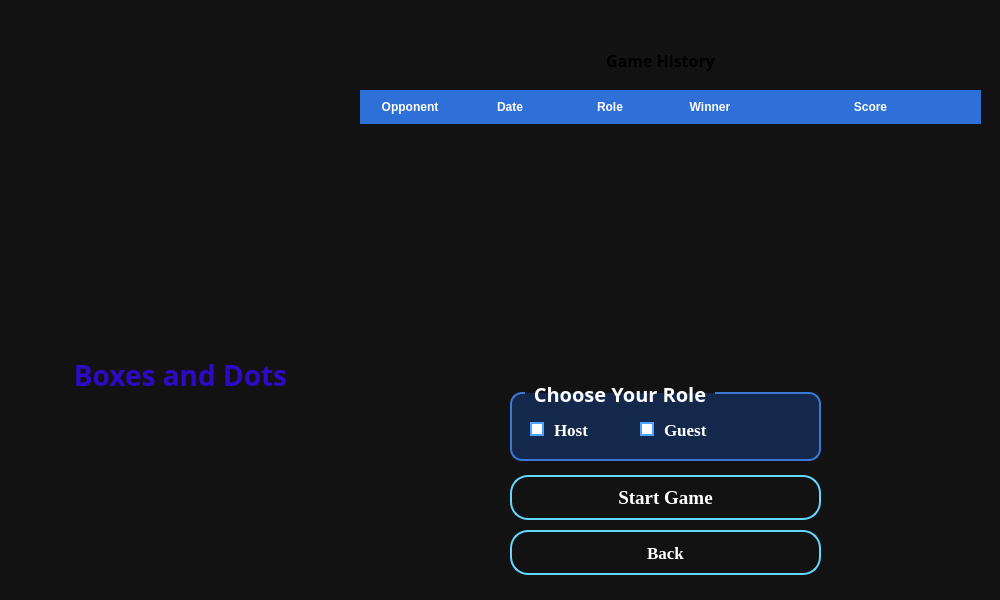
This is Platwo/gamewindow.ui in Carbon-128X/Capollo-PlaTwo as Qt 5 draws it before an edit. The edited form follows.
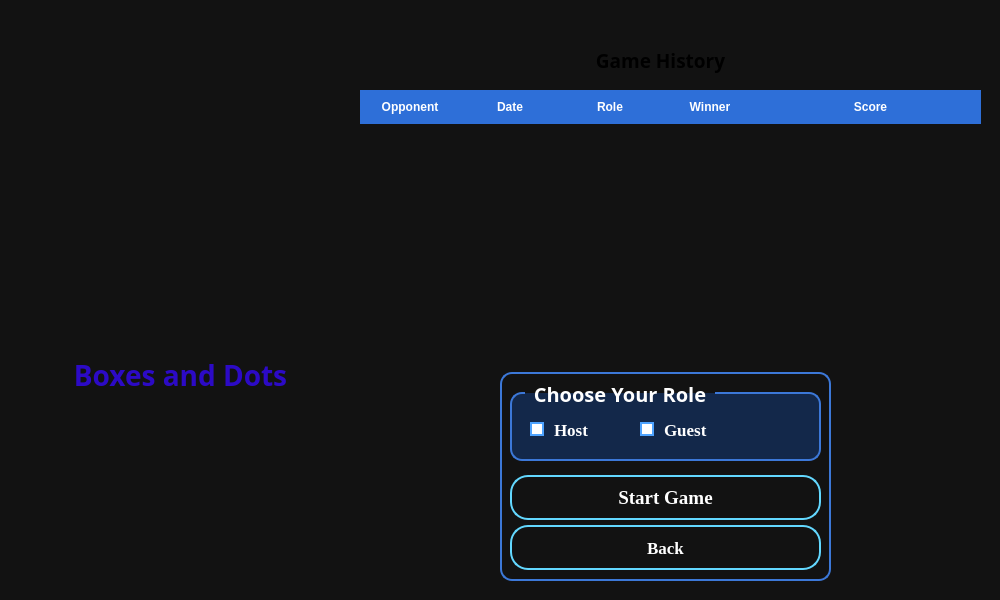
This is the edited form.

Diff of the .ui file:
```diff
--- a/Platwo/gamewindow.ui
+++ b/Platwo/gamewindow.ui
@@ -169,7 +169,7 @@
    <property name="font">
     <font>
      <family>Kristen ITC</family>
-     <pointsize>12</pointsize>
+     <pointsize>14</pointsize>
      <bold>true</bold>
      <kerning>true</kerning>
     </font>
@@ -200,7 +200,7 @@
      <x>360</x>
      <y>90</y>
      <width>621</width>
-     <height>251</height>
+     <height>231</height>
     </rect>
    </property>
    <property name="font">
@@ -469,7 +469,7 @@
    <property name="geometry">
     <rect>
      <x>510</x>
-     <y>530</y>
+     <y>525</y>
      <width>311</width>
      <height>45</height>
     </rect>
@@ -552,6 +552,60 @@
     <set>Qt::AlignmentFlag::AlignCenter</set>
    </property>
   </widget>
+  <widget class="QGroupBox" name="connectionGroupBox_2">
+   <property name="geometry">
+    <rect>
+     <x>500</x>
+     <y>360</y>
+     <width>331</width>
+     <height>221</height>
+    </rect>
+   </property>
+   <property name="font">
+    <font>
+     <family>Sitka Text</family>
+     <pointsize>-1</pointsize>
+     <bold>true</bold>
+    </font>
+   </property>
+   <property name="styleSheet">
+    <string notr="true">QGroupBox{
+   color: qlineargradient(
+        x1:0, y1:0,
+        x2:1, y2:1,
+        stop:0 #FFFFFF,
+        stop:0.35 #E8FFFF,
+        stop:0.65 #8EEBFF,
+        stop:1 #35BFFF
+    );
+    font-size:20px;
+    font-weight:bold;
+
+    border:2px solid #3C78D8;
+    border-radius:12px;
+
+    margin-top:12px;
+
+   background: transparent;
+}
+
+QGroupBox::title{
+    subcontrol-origin: margin;
+    left:15px;
+    padding:0 6px;
+}</string>
+   </property>
+   <property name="title">
+    <string/>
+   </property>
+  </widget>
+  <zorder>connectionGroupBox_2</zorder>
+  <zorder>connectionGroupBox</zorder>
+  <zorder>historyTitleLabel</zorder>
+  <zorder>historyTable</zorder>
+  <zorder>startGameButton</zorder>
+  <zorder>backButton</zorder>
+  <zorder>gameTitleLabel</zorder>
  </widget>
  <resources/>
  <connections/>
```
